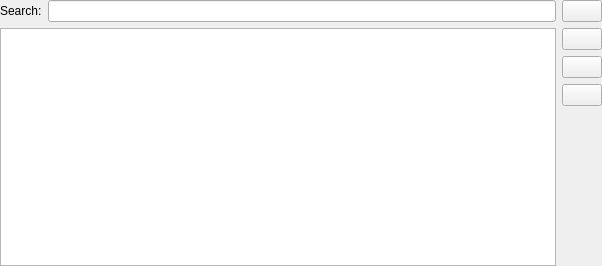
KDE/ktorrent, file ktorrent/tools/queuemanagerwidget.ui: the form before one commit.
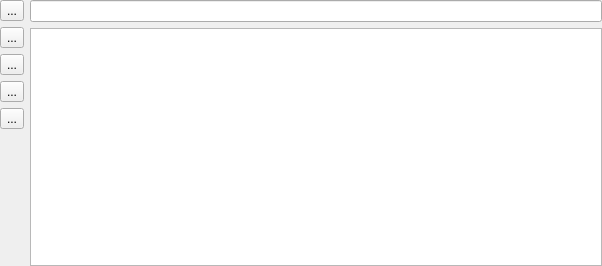
The form after the commit. Custom widgets are drawn as their Qt base class.

Commit message: Make QM widget look like FileView with small toolbar on the side instead of using big buttons. Also ensure that the view is scrolled when an item is moved up or down outside the current visible range.

Patch:
```diff
--- a/ktorrent/tools/queuemanagerwidget.ui
+++ b/ktorrent/tools/queuemanagerwidget.ui
@@ -13,62 +13,47 @@
   <property name="windowTitle">
    <string>Queue Manager</string>
   </property>
-  <layout class="QHBoxLayout" name="horizontalLayout_2">
+  <layout class="QHBoxLayout" name="horizontalLayout">
    <property name="margin">
     <number>0</number>
    </property>
    <item>
-    <layout class="QVBoxLayout" name="verticalLayout">
+    <layout class="QVBoxLayout" name="verticalLayout_2">
      <item>
-      <layout class="QHBoxLayout" name="horizontalLayout">
-       <item>
-        <widget class="QLabel" name="label">
-         <property name="text">
-          <string>Search:</string>
-         </property>
-        </widget>
-       </item>
-       <item>
-        <widget class="KLineEdit" name="m_search">
-         <property name="showClearButton" stdset="0">
-          <bool>true</bool>
-         </property>
-        </widget>
-       </item>
-      </layout>
+      <widget class="QToolButton" name="m_show_search">
+       <property name="text">
+        <string>...</string>
+       </property>
+       <property name="checkable">
+        <bool>true</bool>
+       </property>
+      </widget>
      </item>
      <item>
-      <widget class="QTreeView" name="m_torrents"/>
-     </item>
-    </layout>
-   </item>
-   <item>
-    <layout class="QVBoxLayout">
-     <item>
-      <widget class="KPushButton" name="m_move_top">
+      <widget class="QToolButton" name="m_move_top">
        <property name="text">
-        <string/>
+        <string>...</string>
        </property>
       </widget>
      </item>
      <item>
-      <widget class="KPushButton" name="m_move_up">
+      <widget class="QToolButton" name="m_move_up">
        <property name="text">
-        <string/>
+        <string>...</string>
        </property>
       </widget>
      </item>
      <item>
-      <widget class="KPushButton" name="m_move_down">
+      <widget class="QToolButton" name="m_move_down">
        <property name="text">
-        <string/>
+        <string>...</string>
        </property>
       </widget>
      </item>
      <item>
-      <widget class="KPushButton" name="m_move_bottom">
+      <widget class="QToolButton" name="m_move_bottom">
        <property name="text">
-        <string/>
+        <string>...</string>
        </property>
       </widget>
      </item>
@@ -87,14 +72,23 @@
      </item>
     </layout>
    </item>
+   <item>
+    <layout class="QVBoxLayout" name="verticalLayout">
+     <item>
+      <widget class="KLineEdit" name="m_search">
+       <property name="showClearButton" stdset="0">
+        <bool>true</bool>
+       </property>
+      </widget>
+     </item>
+     <item>
+      <widget class="QTreeView" name="m_torrents"/>
+     </item>
+    </layout>
+   </item>
   </layout>
  </widget>
  <customwidgets>
-  <customwidget>
-   <class>KPushButton</class>
-   <extends>QPushButton</extends>
-   <header>kpushbutton.h</header>
-  </customwidget>
   <customwidget>
    <class>KLineEdit</class>
    <extends>QLineEdit</extends>
```
The commit also changes 3 other files.
